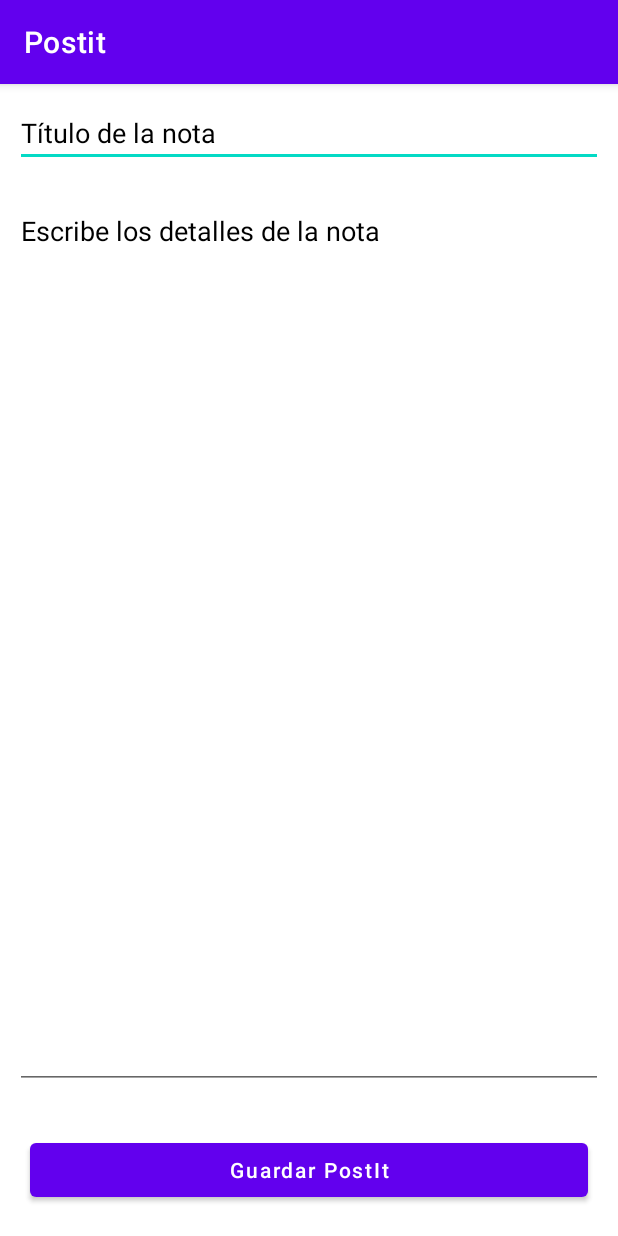
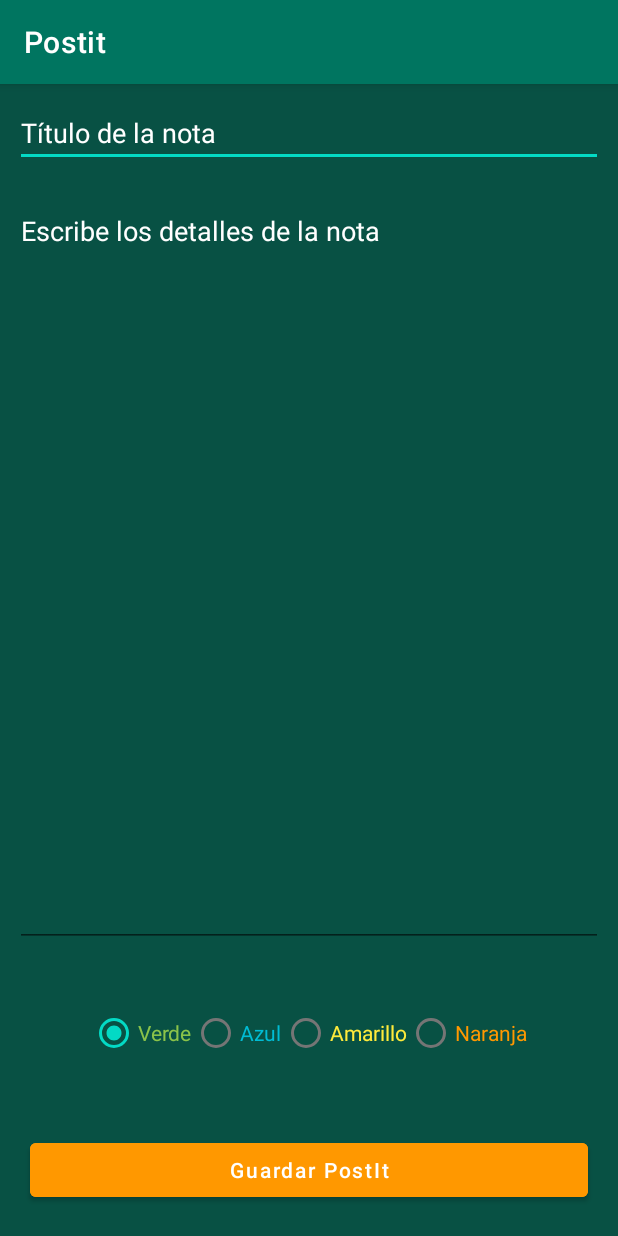
Before and after one commit to joseolivagarcia/Postit, an Android app: the EditAddActivity screen opened directly, with no data from a screen before it, on a phone screen of 412 x 824 dp. Run offline under Robolectric (Android 15) with nearby library versions, the phone set to English and light mode, and no system bars; our stand-ins replace Room's generated code; 1 statement that could not run was skipped.

Commit message:
Añadidos colores para los posit

```diff
--- a/app/src/main/java/joseoliva/com/postit/bbdd/PostIt.kt
+++ b/app/src/main/java/joseoliva/com/postit/bbdd/PostIt.kt
@@ -13,7 +13,7 @@ data class PostIt(
     @ColumnInfo(name = "fecha")
     val fecha: String,
     @ColumnInfo(name = "color")
-    val color: String
+    var color: String
 )
 {
     @PrimaryKey(autoGenerate = true)
--- a/app/src/main/res/layout/activity_edit_add.xml
+++ b/app/src/main/res/layout/activity_edit_add.xml
@@ -5,7 +5,8 @@
     xmlns:tools="http://schemas.android.com/tools"
     android:layout_width="match_parent"
     android:layout_height="match_parent"
-    tools:context=".EditAddActivity">
+    tools:context=".EditAddActivity"
+    android:background="@color/fondo">
 
     <EditText
         android:id="@+id/ETpositName"
@@ -13,14 +14,15 @@
         android:layout_height="wrap_content"
         android:layout_margin="10dp"
         android:hint="Título de la nota"
-        android:textColor="@color/black"
-        android:textColorHint="@color/black"/>
+        android:singleLine="true"
+        android:maxLines="1"
+        android:textColor="@color/white"
+        android:textColorHint="@color/white"/>
 
     <EditText
         android:id="@+id/ETpositDescription"
         android:layout_width="match_parent"
-        android:layout_height="match_parent"
-        android:layout_above="@+id/idBtn"
+        android:layout_height="500dp"
         android:layout_below="@+id/ETpositName"
         android:layout_marginStart="10dp"
         android:layout_marginTop="10dp"
@@ -29,8 +31,43 @@
         android:gravity="start|top"
         android:hint="Escribe los detalles de la nota"
         android:maxLines="10"
-        android:textColor="@color/black"
-        android:textColorHint="@color/black" />
+        android:textColor="@color/white"
+        android:textColorHint="@color/white" />
+    <RadioGroup
+        android:id="@+id/radiogroup"
+        android:layout_width="match_parent"
+        android:layout_height="wrap_content"
+        android:orientation="horizontal"
+        android:layout_below="@id/ETpositDescription"
+        android:layout_above="@id/idBtn"
+        android:gravity="center">
+        <RadioButton
+            android:id="@+id/radioverde"
+            android:layout_width="wrap_content"
+            android:layout_height="wrap_content"
+            android:text="Verde"
+            android:textColor="@color/verde"
+            android:checked="true"
+            />
+        <RadioButton
+            android:id="@+id/radioazul"
+            android:layout_width="wrap_content"
+            android:layout_height="wrap_content"
+            android:text="Azul"
+            android:textColor="@color/azul" />
+        <RadioButton
+            android:id="@+id/radioamarillo"
+            android:layout_width="wrap_content"
+            android:layout_height="wrap_content"
+            android:text="Amarillo"
+            android:textColor="@color/amarillo" />
+        <RadioButton
+            android:id="@+id/radionaranja"
+            android:layout_width="wrap_content"
+            android:layout_height="wrap_content"
+            android:text="Naranja"
+            android:textColor="@color/naranja" />
+    </RadioGroup>
     <Button
         android:id="@+id/idBtn"
         android:layout_width="match_parent"
@@ -39,6 +76,7 @@
         android:layout_margin="20dp"
         android:text="Button"
         android:textAllCaps="false"
-        android:textColor="@color/white"/>
+        android:textColor="@color/white"
+        android:backgroundTint="@color/naranja"/>
 
 </RelativeLayout>
--- a/app/src/main/res/layout/postit_rv_item.xml
+++ b/app/src/main/res/layout/postit_rv_item.xml
@@ -1,5 +1,6 @@
 <?xml version="1.0" encoding="utf-8"?>
 <androidx.cardview.widget.CardView
+    android:id="@+id/cardview"
     xmlns:android="http://schemas.android.com/apk/res/android"
     android:layout_width="match_parent"
     android:layout_height="wrap_content"
@@ -8,6 +9,7 @@
     app:cardCornerRadius="5dp"
     app:cardElevation="3dp">
     <RelativeLayout
+        android:id="@+id/card"
         android:layout_width="match_parent"
         android:layout_height="wrap_content"
         android:layout_margin="4dp">
@@ -36,7 +38,7 @@
             android:layout_toLeftOf="@+id/IVDelete"
             android:padding="4dp"
             android:text="fecha"
-            android:textColor="@color/black"
+            android:textColor="@color/white"
             android:textSize="13sp" />
         <ImageView
             android:id="@+id/IVDelete"
--- a/app/src/main/res/values/colors.xml
+++ b/app/src/main/res/values/colors.xml
@@ -1,10 +1,17 @@
 <?xml version="1.0" encoding="utf-8"?>
 <resources>
-    <color name="purple_200">#FFBB86FC</color>
-    <color name="purple_500">#FF6200EE</color>
+    <color name="purple_200">#007560</color>
+    <color name="purple_500">#007560</color>
     <color name="purple_700">#FF3700B3</color>
     <color name="teal_200">#FF03DAC5</color>
     <color name="teal_700">#FF018786</color>
     <color name="black">#FF000000</color>
     <color name="white">#FFFFFFFF</color>
+
+    <!--colores para los postit-->
+    <color name="fondo">#085144</color>
+    <color name="verde">#8BC34A</color>
+    <color name="azul">#00BCD4</color>
+    <color name="amarillo">#FFEB3B</color>
+    <color name="naranja">#FF9800</color>
 </resources>
```
Also changed, not shown: app/src/main/java/joseoliva/com/postit/EditAddActivity.kt (+48 -7 lines), app/src/main/java/joseoliva/com/postit/adapter/PostitAdapter.kt (+16 -1 lines), app/src/main/java/joseoliva/com/postit/adapter/PostitViewHolder.kt (+11 -3 lines), app/src/main/res/drawable/pin.png (added).
